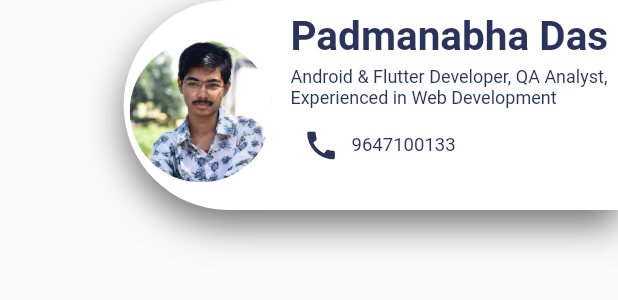
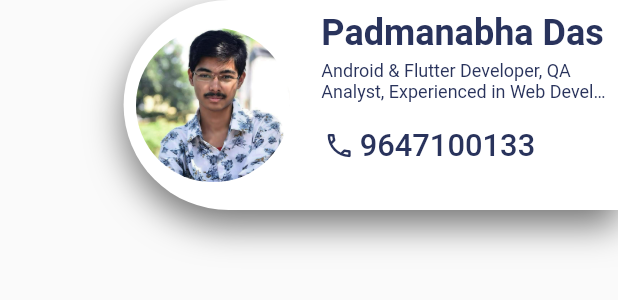
Before and after one commit to pdas9647/Paint-To-Print, a Flutter app: the AboutUsCustomListTile widget shown alone on an empty page, opened directly, on a phone screen of 412 x 824 dp. Shown: the top 300 px of the screen. Run offline on Flutter 3.47's test engine with Material 2 defaults, Android fonts, the light colour scheme and no system bars; drawn by our look-alikes of auto_size_text; our stand-ins replace animated_text_kit, backdrop, cloud_firestore, double_back_to_close_app, file_picker, firebase_auth and 20 more; missing offline and left inert: animated_icon_button, flutter_phone_direct_caller, internet_file, pdf_render, simple_speed_dial and 1 more; accounts and stored records are empty; Roboto replaces fonts that are missing (Arimo).

Commit message:
Reponsiveness - I

```diff
--- a/lib/screens/home_screen.dart
+++ b/lib/screens/home_screen.dart
@@ -135,6 +135,11 @@ class _HomeScreenState extends State<HomeScreen> {
         height: MediaQuery.of(context).size.height -
             kBottomNavigationBarHeight -
             kToolbarHeight,
+        color: Colors.redAccent,
+        padding: EdgeInsets.symmetric(
+          horizontal: MediaQuery.of(context).size.width * 0.001,
+          vertical: MediaQuery.of(context).size.height * 0.03,
+        ),
         child: ListView(
           // shrinkWrap: true,
           children: [
--- a/lib/widgets/about_us_row.dart
+++ b/lib/widgets/about_us_row.dart
@@ -34,16 +34,14 @@ class AboutUsCustomListTile extends StatelessWidget {
       },
       child: Container(
         height: MediaQuery.of(context).size.height * 0.17,
-        padding: EdgeInsets.only(
-            top:MediaQuery.of(context).size.height * 0.01,
-            left: MediaQuery.of(context).size.width * 0.01,
-            right: MediaQuery.of(context).size.width * 0.01),
+        padding: EdgeInsets.all(MediaQuery.of(context).size.height * 0.01),
         margin: EdgeInsets.only(left: MediaQuery.of(context).size.width * 0.2),
         decoration: BoxDecoration(
           color: Colors.white,
           borderRadius: BorderRadius.only(
             topLeft: Radius.circular(MediaQuery.of(context).size.height * 0.3),
-            bottomLeft: Radius.circular(MediaQuery.of(context).size.height * 0.3),
+            bottomLeft:
+                Radius.circular(MediaQuery.of(context).size.height * 0.3),
           ),
           boxShadow: [
             BoxShadow(
@@ -54,39 +52,48 @@ class AboutUsCustomListTile extends StatelessWidget {
           ],
         ),
         child: Row(
-          // mainAxisAlignment: MainAxisAlignment.spaceAround,
           children: [
             // dp
             Align(
               alignment: Alignment.centerLeft,
               child: ClipRRect(
-                borderRadius: BorderRadius.circular(MediaQuery.of(context).size.height * 0.3),
+                borderRadius: BorderRadius.circular(
+                    MediaQuery.of(context).size.height * 0.5),
                 child: Image.asset(
                   dp,
-                  fit: BoxFit.fill,
-                  width: MediaQuery.of(context).size.width * 0.23,
-                  height: MediaQuery.of(context).size.width * 0.23,
+                  fit: BoxFit.cover,
+                  width: MediaQuery.of(context).size.width * 0.25,
+                  height: MediaQuery.of(context).size.width * 0.25,
+                  // color: Colors.blue,
                 ),
               ),
+            ),
+            SizedBox(
+              width: MediaQuery.of(context).size.width * 0.02,
             ),
             Flexible(
               child: Align(
                 alignment: Alignment.centerRight,
                 child: Container(
-                  padding: EdgeInsets.only(left: MediaQuery.of(context).size.height * 0.015),
+                  // color: Colors.greenAccent,
+                  padding: EdgeInsets.only(
+                      left: MediaQuery.of(context).size.height * 0.015),
                   child: Column(
                     crossAxisAlignment: CrossAxisAlignment.start,
                     children: [
                       // name
                       Flexible(
                         child: Padding(
-                          padding: EdgeInsets.only(bottom: MediaQuery.of(context).size.height * 0.005),
+                          padding: EdgeInsets.only(
+                              bottom:
+                                  MediaQuery.of(context).size.height * 0.005),
                           child: AutoSizeText(
                             name,
                             maxLines: 1,
                             overflow: TextOverflow.fade,
                             style: GoogleFonts.arimo(
-                              fontSize: MediaQuery.of(context).size.width * 0.07,
+                              fontSize:
+                                  MediaQuery.of(context).size.width * 0.07,
                               fontWeight: FontWeight.bold,
                               color: Theme.of(context).primaryColor,
                             ),
@@ -108,26 +115,30 @@ class AboutUsCustomListTile extends StatelessWidget {
                       ),
                       // phoneNumber
                       Flexible(
-                        child: Padding(
-                          padding: EdgeInsets.only(top: MediaQuery.of(context).size.height * 0.005),
-                          child: TextButton.icon(
-                            onPressed: () async {
-                              // var url = 'tel:$phoneNumber';
-                              // if (await canLaunch(url)) {
-                              //   await launch(url);
-                              // } else {
-                              //   throw 'Could not launch $url';
-                              // }
-                              await FlutterPhoneDirectCaller.callNumber(phoneNumber);
-                            },
-                            icon: Icon(Icons.call,size: MediaQuery.of(context).size.height * 0.03,),
-                            label: AutoSizeText(
-                              phoneNumber,
-                              style: GoogleFonts.arimo(
-                                fontSize: MediaQuery.of(context).size.width * 0.03,
-                                fontWeight: FontWeight.w400,
+                        child: Container(
+                          width: MediaQuery.of(context).size.width * 0.35,
+                          padding: EdgeInsets.only(
+                              top: MediaQuery.of(context).size.height * 0.02),
+                          child: Row(
+                            mainAxisAlignment: MainAxisAlignment.spaceAround,
+                            mainAxisSize: MainAxisSize.min,
+                            children: [
+                              Icon(
+                                Icons.call_outlined,
+                                color: Theme.of(context).primaryColor,
+                                size:
+                                    MediaQuery.of(context).size.height * 0.025,
                               ),
-                            ),
+                              AutoSizeText(
+                                phoneNumber,
+                                style: GoogleFonts.arimo(
+                                  fontWeight: FontWeight.w500,
+                                  color: Theme.of(context).primaryColor,
+                                  fontSize: MediaQuery.of(context).size.height *
+                                      0.025,
+                                ),
+                              ),
+                            ],
                           ),
                         ),
                       ),
```
Also changed, not shown: lib/screens/bottom_bar_screen.dart (+36 -11 lines), lib/widgets/backdrop_toggle_button.dart (added, +26 -0 lines), lib/widgets/create_home_icon.dart (+9 -8 lines), pubspec.yaml (+12 -13 lines), lib/generated/assets.dart, pubspec.lock, 1 other file.
